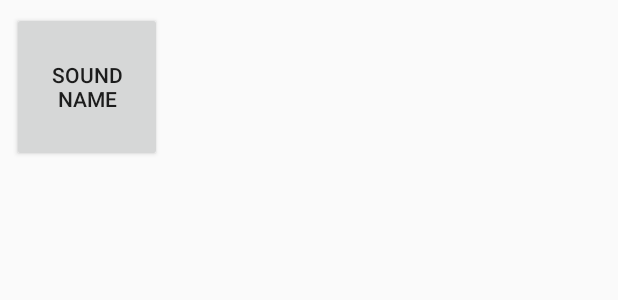
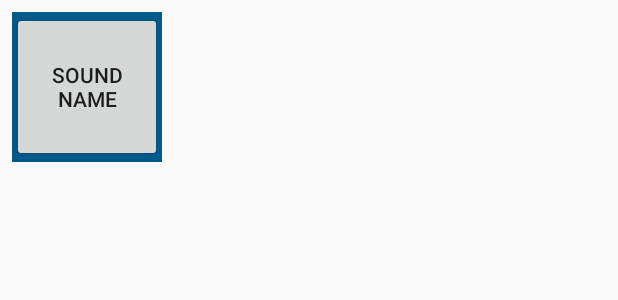
Before and after one commit to ZhdanRuslan/BeatBox, an Android app: the layout list_item_sound.xml on its own in the app's theme, with its tools: preview values and no code run, on a phone screen of 412 x 824 dp. Shown: the top 300 px of the screen. Run offline under Robolectric (Android 15) with nearby library versions, the light colour scheme and no system bars.

Commit message:
[add style]

```diff
--- a/app/src/main/res/layout/list_item_sound.xml
+++ b/app/src/main/res/layout/list_item_sound.xml
@@ -1,6 +1,7 @@
 <FrameLayout
     xmlns:android="http://schemas.android.com/apk/res/android"
     xmlns:tools="http://schemas.android.com/tools"
+    style="@style/BeatBoxButton"
     android:layout_margin="8dp"
     android:layout_width="wrap_content"
     android:layout_height="wrap_content">
--- a/app/src/main/res/values/colors.xml
+++ b/app/src/main/res/values/colors.xml
@@ -3,4 +3,9 @@
     <color name="colorPrimary">#3F51B5</color>
     <color name="colorPrimaryDark">#303F9F</color>
     <color name="colorAccent">#FF4081</color>
+    <color name="red">#F44336</color>
+    <color name="dark_red">#C3352B</color>
+    <color name="gray">#607D8B</color>
+    <color name="soothing_blue">#0083BF</color>
+    <color name="dark_blue">#005A8A</color>
 </resources>
--- a/app/src/main/res/values/styles.xml
+++ b/app/src/main/res/values/styles.xml
@@ -8,4 +8,8 @@
         <item name="colorAccent">@color/colorAccent</item>
     </style>
 
+    <style name="BeatBoxButton">
+        <item name="android:background">@color/dark_blue</item>
+    </style>
+
 </resources>
```
